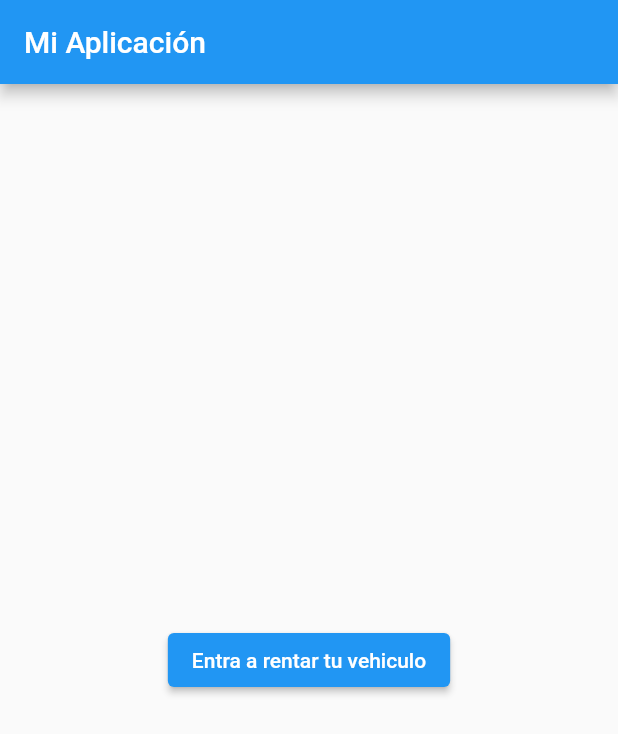
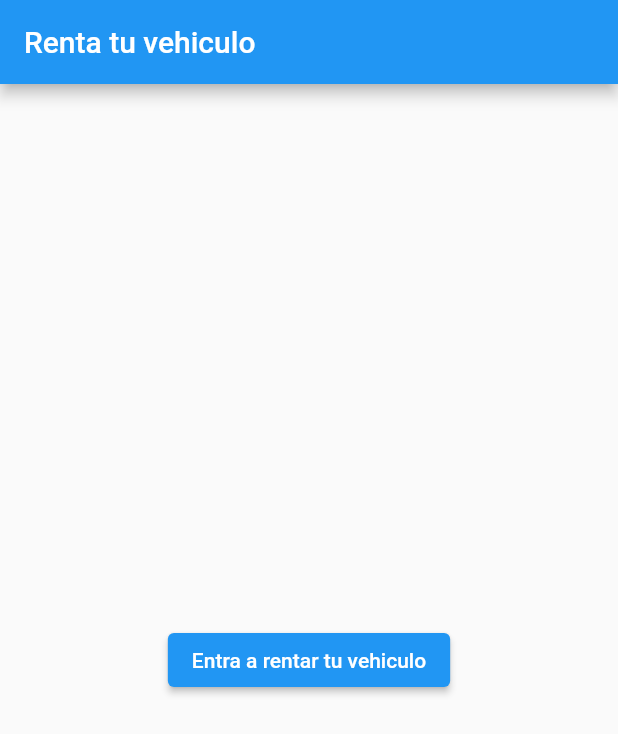
Before and after one commit to elsymerino/Renta_Car, a Flutter app: the screen it shows after launch, on a phone screen of 412 x 824 dp. Shown: the top 734 px of the screen. Run offline on Flutter 3.47's test engine with Material 2 defaults, Android fonts, the phone set to English and light mode, and no system bars; our stand-ins replace cloud_firestore, firebase_core, table_calendar; accounts and stored records are empty.

Commit message:
Cambio del titulo en el main

```diff
--- a/lib/main.dart
+++ b/lib/main.dart
@@ -30,7 +30,7 @@ class HomePage extends StatelessWidget {
   Widget build(BuildContext context) {
     return Scaffold(
       appBar: AppBar(
-        title: Text('Mi Aplicación'),
+        title: Text('Renta tu vehiculo'),
       ),
       body: Center(
         child: ElevatedButton(
```
